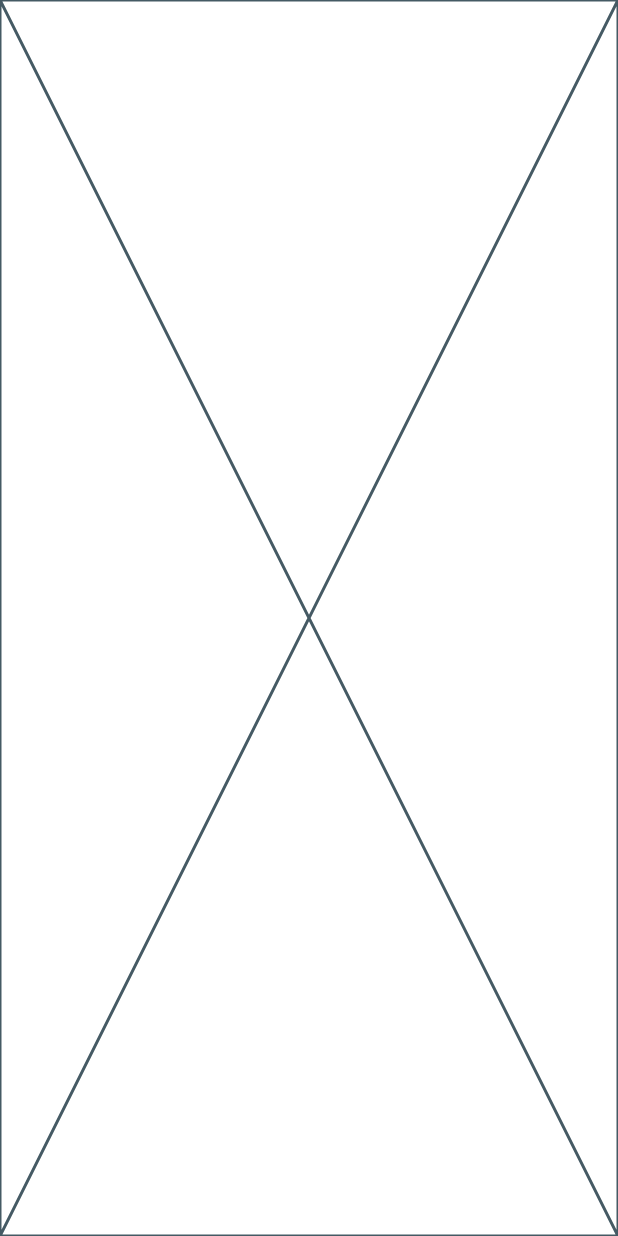
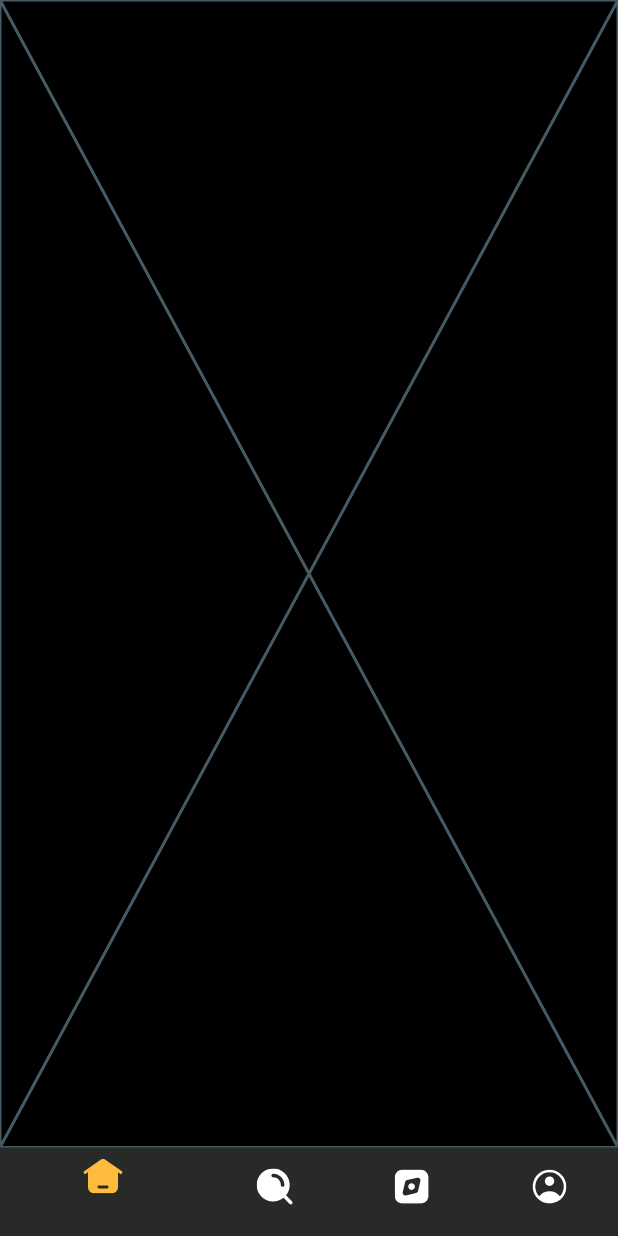
Before and after one commit to FatmaFarred/movie_app_route_graduation_project, a Flutter app: the screen it shows after launch, on a phone screen of 412 x 824 dp. Run offline on Flutter 3.47's test engine with Material 3 defaults, Android fonts, the light colour scheme and no system bars; our stand-ins replace flutter_svg.

Commit message:
Add BottomNavigationBar For Home Screen

```diff
--- a/lib/core/app_theme.dart
+++ b/lib/core/app_theme.dart
@@ -1,12 +1,85 @@
 import 'package:flutter/material.dart';
-import 'package:movie_app_route_graduation_project/core/resources/App_colors.dart';
+import 'package:movie_app_route_graduation_project/core/resources/app_colors.dart';
 
 class AppTheme{
   static ThemeData themeData = ThemeData(
       scaffoldBackgroundColor: AppColors.blackColor,
-      appBarTheme: AppBarTheme(
+      appBarTheme: const AppBarTheme(
           centerTitle: true,
           backgroundColor:  AppColors.blackColor
-          ,iconTheme: const IconThemeData(color: AppColors.orangeColor))
+          ,iconTheme: IconThemeData(color: AppColors.orangeColor))
+  );
+
+  static ThemeData darkTheme = ThemeData(
+    scaffoldBackgroundColor: AppColors.darkBlackColor,
+    dividerColor: AppColors.orangeColor,
+    dividerTheme: const DividerThemeData(
+      color: AppColors.orangeColor,
+    ),
+    primaryColor: AppColors.orangeColor,
+    textTheme: const TextTheme(
+      bodyLarge: TextStyle(
+          color: AppColors.whiteColor, fontSize: 16, fontWeight: FontWeight.w500),
+      bodyMedium: TextStyle(
+          color: AppColors.whiteColor, fontSize: 14, fontWeight: FontWeight.w500),
+      bodySmall: TextStyle(
+          color: AppColors.whiteColor, fontSize: 12, fontWeight: FontWeight.w500),
+      labelLarge: TextStyle(
+          color: AppColors.whiteColor, fontSize: 22, fontWeight: FontWeight.bold),
+      labelMedium: TextStyle(
+          color: AppColors.whiteColor, fontSize: 20, fontWeight: FontWeight.bold),
+      labelSmall: TextStyle(
+          color: AppColors.whiteColor, fontSize: 16, fontWeight: FontWeight.bold),
+    ),
+    filledButtonTheme: FilledButtonThemeData(
+      style: FilledButton.styleFrom(
+        backgroundColor: AppColors.orangeColor,
+        foregroundColor: AppColors.whiteColor,
+        padding: const EdgeInsets.all(16),
+        shape: RoundedRectangleBorder(
+          borderRadius: BorderRadius.circular(16),
+        ),
+      ),
+    ),
+    appBarTheme: const AppBarTheme(
+      backgroundColor: AppColors.darkBlackColor,
+      foregroundColor: AppColors.orangeColor,
+      centerTitle: true,
+      elevation: 0,
+    ),
+    textButtonTheme: TextButtonThemeData(
+        style: TextButton.styleFrom(
+            foregroundColor: AppColors.orangeColor,
+            textStyle: const TextStyle(
+                color: AppColors.orangeColor,
+                fontStyle: FontStyle.italic,
+                fontWeight: FontWeight.bold,
+                fontSize: 20))),
+    inputDecorationTheme: InputDecorationTheme(
+      prefixIconColor: AppColors.whiteColor,
+      suffixIconColor: AppColors.whiteColor,
+      hintStyle: const TextStyle(
+          fontSize: 16, color: AppColors.whiteColor, fontWeight: FontWeight.w500),
+      enabledBorder: OutlineInputBorder(
+        borderRadius: BorderRadius.circular(16),
+        borderSide: const BorderSide(color: AppColors.orangeColor, width: 1),
+      ),
+      focusedBorder: OutlineInputBorder(
+        borderRadius: BorderRadius.circular(16),
+        borderSide: const BorderSide(color: AppColors.orangeColor, width: 1),
+      ),
+      disabledBorder: OutlineInputBorder(
+        borderRadius: BorderRadius.circular(16),
+        borderSide: const BorderSide(color: AppColors.orangeColor, width: 1),
+      ),
+      errorBorder: OutlineInputBorder(
+        borderRadius: BorderRadius.circular(16),
+        borderSide: const BorderSide(color: AppColors.redColor, width: 1),
+      ),
+      focusedErrorBorder: OutlineInputBorder(
+        borderRadius: BorderRadius.circular(16),
+        borderSide: const BorderSide(color: AppColors.redColor, width: 1),
+      ),
+    ),
   );
 }
--- a/lib/core/customized widgets/reusable widgets/Cutomized_Alert_Dialogue.dart
+++ b/lib/core/customized widgets/reusable widgets/customized_alert_dialogue.dart
@@ -1,6 +1,6 @@
 import 'package:flutter/material.dart';
 
-class Customizied_Alert_Dialogue{
+class CustomizedAlertDialogue{
 
   static void showLoading ({
    required BuildContext context,
@@ -10,7 +10,7 @@ class Customizied_Alert_Dialogue{
   showDialog(context: context, builder: (context){
     return AlertDialog(backgroundColor:backgroundColor ,
     content: Row(children: [
-      CircularProgressIndicator(),
+      const CircularProgressIndicator(),
       Text(message),
 
     ],),
@@ -28,9 +28,9 @@ class Customizied_Alert_Dialogue{
    required String message,
     String title="",
     Function? positiveActionButton,
-    Function? NigativeActionButton,
+    Function? negativeActionButton,
     String ? positiveActionButtonName,
-    String ? NigativeActionButtonName,
+    String ? negativeActionButtonName,
 
   }){
     List<Widget>actionList=[];
@@ -39,8 +39,8 @@ class Customizied_Alert_Dialogue{
          positiveActionButton?.call();
        }, child: Text(positiveActionButtonName)));
       }
-    if (NigativeActionButtonName!=null){
-      actionList.add(TextButton(onPressed:NigativeActionButton?.call() , child: Text(NigativeActionButtonName)));
+    if (negativeActionButtonName!=null){
+      actionList.add(TextButton(onPressed:negativeActionButton?.call() , child: Text(negativeActionButtonName)));
     }
 
 
@@ -56,10 +56,5 @@ class Customizied_Alert_Dialogue{
 
     });
 
-
-
 }
-
-
-
 }
--- a/lib/core/customized widgets/reusable widgets/Customized Elevated bottom.dart
+++ b/lib/core/customized widgets/reusable widgets/customized_elevated_bottom.dart
@@ -1,17 +1,15 @@
 import 'package:flutter/material.dart';
-import 'package:movie_app_route_graduation_project/core/resources/App_colors.dart';
+import 'package:movie_app_route_graduation_project/core/resources/app_colors.dart';
 
-
-
-class CustomeizedElevatedButtom extends StatelessWidget {
-  Color? bordercolor;
+class CustomizedElevatedButtom extends StatelessWidget {
+  Color? borderColor;
   Color? color;
   String text;
-  Widget? IconImage;
+  Widget? iconImage;
   TextStyle? style;
-  Function ? onpressed;
-  CustomeizedElevatedButtom ({ this.bordercolor,
-    this.color, required this.text, this.IconImage, this.style, this.onpressed});
+  Function ? onPressed;
+  CustomizedElevatedButtom ({ this.borderColor,
+    this.color, required this.text, this.iconImage, this.style, this.onPressed});
   @override
   Widget build(BuildContext context) {
     var height = MediaQuery.of(context).size.height;
@@ -20,17 +18,17 @@ class CustomeizedElevatedButtom extends StatelessWidget {
 
         style: ElevatedButton.styleFrom(elevation: 0,
             padding: EdgeInsets.symmetric(vertical: height*0.01,horizontal: width*0.04),
-            shape: RoundedRectangleBorder(side: BorderSide(color:bordercolor ??AppColors.orangeColor),
+            shape: RoundedRectangleBorder(side: BorderSide(color:borderColor ??AppColors.orangeColor),
                 borderRadius: BorderRadius.circular(16)),backgroundColor:color ?? AppColors.orangeColor),
         onPressed: () { //NAVIGATION
-          if (onpressed != null) {
-            onpressed!();
+          if (onPressed != null) {
+            onPressed!();
           };
 
         },
         child:  Row(mainAxisAlignment: MainAxisAlignment.center,
           children: [
-            IconImage ??SizedBox(),
+            iconImage ??SizedBox(),
             SizedBox(width: width*0.01,),
             Text(text,)
 
--- a/lib/core/resources/App_colors.dart
+++ /dev/null
@@ -1,43 +0,0 @@
-import 'package:flutter/material.dart';
-
-class AppColors {
-  static const Color  redColor  = Color (0xffE82626) ;
-  static const Color  orangeColor  = Color (0xffFFBB3B) ;
-  static const Color  orangeColorTransparent  = Color (0x56FFBB3B) ;
-
-  static const Color  darkGrayColor = Color (0xff282A28  ) ;
-  static const Color  whiteColor = Color (0xffFFFFFF  ) ;
-  static const Color  blackColor  = Color (0xff121312  ) ;
-  static const Color  greenColor  = Color (0xff57AA53 ) ;
-  static const Color darkBlackColor= Color(0xff000000);
-  static const Color Transparent= Color(0x0);
-  static const Color gradientonboarding1De1 = Color(0x1e1e1e);
-  static const Color gradientonboarding1De2  = Color(0x80121312);
-  static const Color gradientonboarding1De3 = Color(0xe8121312);
-  static const Color gradientonboarding1De4 = Color(0xff121312);
-
-  static const Color gradientonboarding2De1 = Color(0x84250);
-  static const Color gradientonboarding2De2  = Color(0x57084250);
-  static const Color gradientonboarding2De3 = Color(0xff084250);
-
-  static const Color gradientonboarding3De1 = Color(0x85210e);
-  static const Color gradientonboarding3De2  = Color(0xff85210E);
-
-  static const Color gradientonboarding4De1 = Color(0x4c2471);
-  static const Color gradientonboarding4De2  = Color(0xff4C2471);
-
-  static const Color gradientonboarding5De1 = Color(0x601321);
-  static const Color gradientonboarding5De2  = Color(0xff601321);
-
-  static const Color gradientonboarding6De1 = Color(0x838996);
-  static const Color gradientonboarding6De2  = Color(0xff2A2C30);
-
-
-
-
-
-
-
-
-
-}
--- /dev/null
+++ b/lib/core/resources/app_colors.dart
@@ -0,0 +1,34 @@
+import 'dart:ui';
+
+abstract class AppColors {
+  static const Color redColor = Color(0xffE82626);
+  static const Color orangeColor = Color(0xffFFBB3B);
+  static const Color orangeColorTransparent = Color(0x56FFBB3B);
+
+  static const Color darkGrayColor = Color(0xff282A28);
+  static const Color whiteColor = Color(0xffFFFFFF);
+  static const Color blackColor = Color(0xff121312);
+  static const Color greenColor = Color(0xff57AA53);
+  static const Color darkBlackColor = Color(0xff000000);
+  static const Color transparent = Color(0x0);
+  static const Color gradientOnboarding1De1 = Color(0x1e1e1e);
+  static const Color gradientOnboarding1De2 = Color(0x80121312);
+  static const Color gradientOnboarding1De3 = Color(0xe8121312);
+  static const Color gradientOnboarding1De4 = Color(0xff121312);
+
+  static const Color gradientOnboarding2De1 = Color(0x84250);
+  static const Color gradientOnboarding2De2 = Color(0x57084250);
+  static const Color gradientOnboarding2De3 = Color(0xff084250);
+
+  static const Color gradientOnboarding3De1 = Color(0x85210e);
+  static const Color gradientOnboarding3De2 = Color(0xff85210E);
+
+  static const Color gradientOnboarding4De1 = Color(0x4c2471);
+  static const Color gradientOnboarding4De2 = Color(0xff4C2471);
+
+  static const Color gradientOnboarding5De1 = Color(0x601321);
+  static const Color gradientOnboarding5De2 = Color(0xff601321);
+
+  static const Color gradientOnboarding6De1 = Color(0x838996);
+  static const Color gradientOnboarding6De2 = Color(0xff2A2C30);
+}
--- a/lib/core/resources/style manager.dart
+++ b/lib/core/resources/style manager.dart
@@ -19,7 +19,7 @@ TextStyle getBoldStyle(
   return _getTextStyle(fontSize, FontWeightManager.bold, color,fontFamily);
 }
 
-TextStyle getMidiumStyle(
+TextStyle getMediumStyle(
     {double fontSize = FontSize.s16, required Color color,String fontFamily=FontConstants.robotoFont }) {
   return _getTextStyle(fontSize, FontWeightManager.medium, color,fontFamily);
 }
--- /dev/null
+++ b/lib/features/home/home_screen.dart
@@ -0,0 +1,37 @@
+import 'package:flutter/material.dart';
+import 'package:movie_app_route_graduation_project/features/home/home_widgets.dart';
+
+import '../../core/resources/assets_manager.dart';
+
+class HomeScreen extends StatefulWidget {
+  static const String routeName = "home";
+
+  const HomeScreen({super.key});
+
+  @override
+  State<HomeScreen> createState() => _HomeScreenState();
+}
+
+class _HomeScreenState extends State<HomeScreen> {
+  int selectedIndex = 0;
+
+  @override
+  Widget build(BuildContext context) {
+    return Scaffold(
+      bottomNavigationBar: BottomNavigationBar(
+          onTap: (index) {
+            setState(() {
+              selectedIndex = index;
+            });
+          },
+          currentIndex: selectedIndex,
+          items: generateBottomNavItems({
+            SvgAssets.icHome: "",
+            SvgAssets.icSearch: "",
+            SvgAssets.icExplore: "",
+            SvgAssets.icProfile: "",
+          })),
+      body: taps[selectedIndex],
+    );
+  }
+}
--- /dev/null
+++ b/lib/features/home/home_widgets.dart
@@ -0,0 +1,25 @@
+import 'package:flutter/cupertino.dart';
+import 'package:flutter/material.dart';
+import 'package:flutter_svg/svg.dart';
+import 'package:movie_app_route_graduation_project/core/resources/app_colors.dart';
+import 'package:movie_app_route_graduation_project/features/home/pages/explore_page/explore_page.dart';
+import 'package:movie_app_route_graduation_project/features/home/pages/home_page/home_page.dart';
+import 'package:movie_app_route_graduation_project/features/home/pages/profile_page/profile_page.dart';
+import 'package:movie_app_route_graduation_project/features/home/pages/search_page/search_page.dart';
+
+List<BottomNavigationBarItem> generateBottomNavItems(
+    Map<String, String> iconMap) {
+  return iconMap.entries
+      .map((entry) => BottomNavigationBarItem(
+      icon: SvgPicture.asset(entry.key),
+      activeIcon: SvgPicture.asset(entry.key, color: AppColors.orangeColor),
+      backgroundColor: AppColors.darkGrayColor,
+      label: entry.value,))
+      .toList();
+}
+List<Widget> taps = [
+  const HomePage(),
+  const ExplorePage(),
+  const SearchPage(),
+  const ProfilePage(),
+];
--- /dev/null
+++ b/lib/features/home/pages/explore_page/explore_page.dart
@@ -0,0 +1,10 @@
+import 'package:flutter/cupertino.dart';
+
+class ExplorePage extends StatelessWidget {
+  const ExplorePage({super.key});
+
+  @override
+  Widget build(BuildContext context) {
+    return const Placeholder();
+  }
+}
--- /dev/null
+++ b/lib/features/home/pages/home_page/home_page.dart
@@ -0,0 +1,10 @@
+import 'package:flutter/material.dart';
+
+class HomePage extends StatelessWidget {
+  const HomePage({super.key});
+
+  @override
+  Widget build(BuildContext context) {
+    return const Placeholder();
+  }
+}
--- /dev/null
+++ b/lib/features/home/pages/profile_page/profile_page.dart
@@ -0,0 +1,10 @@
+import 'package:flutter/material.dart';
+
+class ProfilePage extends StatelessWidget {
+  const ProfilePage({super.key});
+
+  @override
+  Widget build(BuildContext context) {
+    return const Placeholder();
+  }
+}
--- /dev/null
+++ b/lib/features/home/pages/search_page/search_page.dart
@@ -0,0 +1,10 @@
+import 'package:flutter/material.dart';
+
+class SearchPage extends StatelessWidget {
+  const SearchPage({super.key});
+
+  @override
+  Widget build(BuildContext context) {
+    return const Placeholder();
+  }
+}
--- a/lib/features/homescreen/home_screen.dart
+++ /dev/null
@@ -1,11 +0,0 @@
-import 'package:flutter/material.dart';
-
-class Home_Screen extends StatelessWidget {
-  static String routeName= "Home_Screen";
-
-
-  @override
-  Widget build(BuildContext context) {
-    return  Placeholder();
-  }
-}
--- a/lib/main.dart
+++ b/lib/main.dart
@@ -1,30 +1,22 @@
 import 'package:flutter/material.dart';
 import 'package:movie_app_route_graduation_project/core/app_theme.dart';
-import 'package:movie_app_route_graduation_project/features/homescreen/home_screen.dart';
 
+import 'features/home/home_screen.dart';
 
-void main()  {
-
-  runApp(MyApp());
+void main() {
+  runApp(const MyApp());
 }
 
 class MyApp extends StatelessWidget {
-
-
+  const MyApp({super.key});
 
   @override
   Widget build(BuildContext context) {
     return MaterialApp(
-
-        debugShowCheckedModeBanner: false,
-        theme: AppTheme.themeData,
-      initialRoute:Home_Screen.routeName ,
-      routes: {Home_Screen.routeName:(context)=>Home_Screen()},
-
-
-
+      debugShowCheckedModeBanner: false,
+      theme: AppTheme.darkTheme,
+      initialRoute: HomeScreen.routeName,
+      routes: {HomeScreen.routeName: (_) => const HomeScreen()},
     );
-
   }
-
 }
--- a/pubspec.yaml
+++ b/pubspec.yaml
@@ -35,6 +35,7 @@ dependencies:
   # The following adds the Cupertino Icons font to your application.
   # Use with the CupertinoIcons class for iOS style icons.
   cupertino_icons: ^1.0.8
+  flutter_svg: ^2.0.17
 
 dev_dependencies:
   flutter_test:
```
Also changed, not shown: pubspec.lock.
